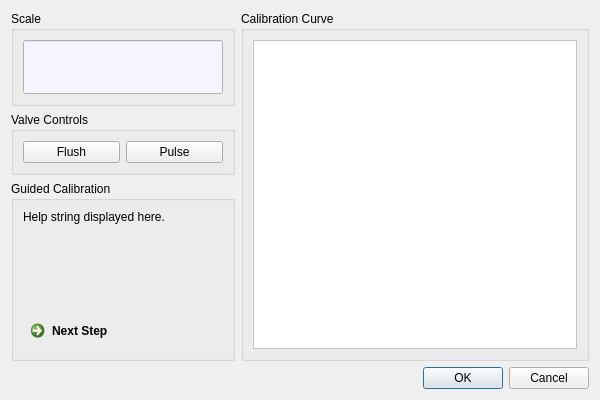
First picture: the form in iblrig/gui/ui_valve.ui, repository int-brain-lab/iblrig, before the edit.
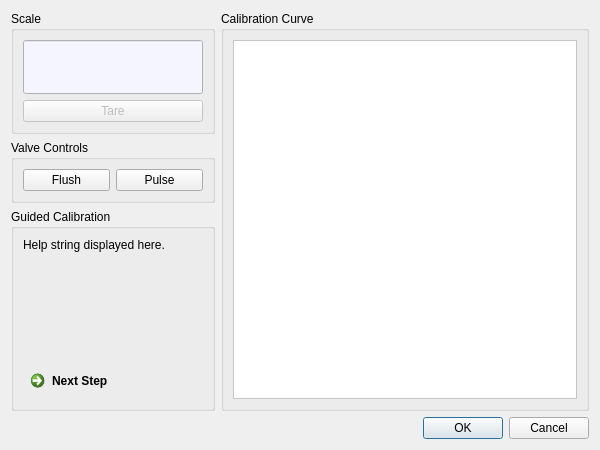
Second picture: the form after the edit. Custom widgets are drawn as their Qt base class.

```diff
--- a/iblrig/gui/ui_valve.ui
+++ b/iblrig/gui/ui_valve.ui
@@ -7,7 +7,7 @@
     <x>0</x>
     <y>0</y>
     <width>600</width>
-    <height>400</height>
+    <height>450</height>
    </rect>
   </property>
   <property name="sizePolicy">
@@ -19,13 +19,13 @@
   <property name="minimumSize">
    <size>
     <width>600</width>
-    <height>400</height>
+    <height>450</height>
    </size>
   </property>
   <property name="maximumSize">
    <size>
     <width>600</width>
-    <height>400</height>
+    <height>450</height>
    </size>
   </property>
   <property name="windowTitle">
@@ -78,7 +78,7 @@
               </property>
               <property name="maximumSize">
                <size>
-                <width>200</width>
+                <width>180</width>
                 <height>16777215</height>
                </size>
               </property>
@@ -98,6 +98,16 @@
               </property>
              </widget>
             </item>
+            <item>
+             <widget class="QPushButton" name="pushButtonTareScale">
+              <property name="enabled">
+               <bool>false</bool>
+              </property>
+              <property name="text">
+               <string>Tare</string>
+              </property>
+             </widget>
+            </item>
            </layout>
           </widget>
          </item>
@@ -135,6 +145,18 @@
            <layout class="QVBoxLayout" name="verticalLayout_5">
             <item>
              <widget class="QLabel" name="labelGuidedCalibration">
+              <property name="minimumSize">
+               <size>
+                <width>180</width>
+                <height>0</height>
+               </size>
+              </property>
+              <property name="maximumSize">
+               <size>
+                <width>180</width>
+                <height>16777215</height>
+               </size>
+              </property>
               <property name="text">
                <string>Help string displayed here.</string>
               </property>
```
